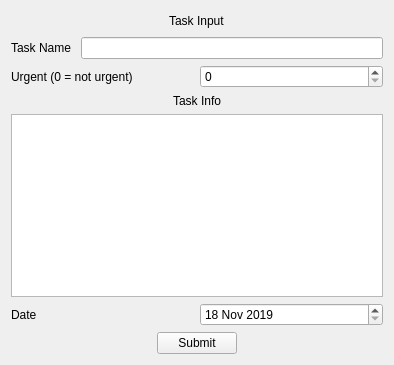
This is UI/taskwindow.ui in aonghena/3112-Project as Qt 5 draws it before an edit. The edited form follows.
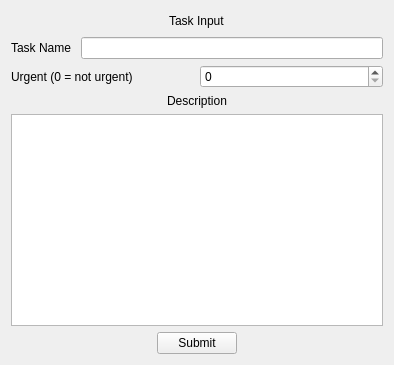
This is the edited form.

Commit message: added created_at to tasks

What changed in the file:
```diff
--- a/UI/taskwindow.ui
+++ b/UI/taskwindow.ui
@@ -90,7 +90,7 @@
        <item>
         <widget class="QLabel" name="label_4">
          <property name="text">
-          <string>Task Info</string>
+          <string>Description</string>
          </property>
          <property name="alignment">
           <set>Qt::AlignCenter</set>
@@ -100,31 +100,6 @@
        <item>
         <widget class="QTextEdit" name="description"/>
        </item>
-       <item>
-        <layout class="QHBoxLayout" name="horizontalLayout_5">
-         <item>
-          <widget class="QLabel" name="label_2">
-           <property name="text">
-            <string>Date</string>
-           </property>
-          </widget>
-         </item>
-         <item>
-          <widget class="QDateEdit" name="dateEdit">
-           <property name="minimumDateTime">
-            <datetime>
-             <hour>0</hour>
-             <minute>0</minute>
-             <second>0</second>
-             <year>2019</year>
-             <month>11</month>
-             <day>18</day>
-            </datetime>
-           </property>
-          </widget>
-         </item>
-        </layout>
-       </item>
       </layout>
      </item>
      <item row="1" column="0">
```
Left out of the diff: 2 changed lines with no effect on the pictures. The commit also changes 5 other files.
